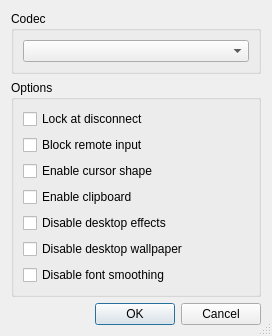
Qt form source/client/ui/desktop_config_dialog.ui (dchapyshev/aspia) before a commit.
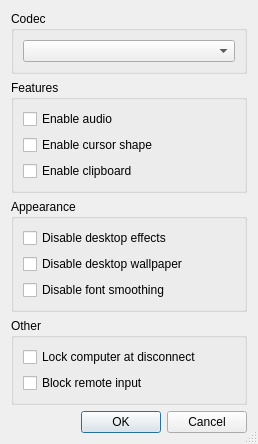
The same form after that commit.

Commit message: Initial implementation of audio support.

```diff
--- a/source/client/ui/desktop_config_dialog.ui
+++ b/source/client/ui/desktop_config_dialog.ui
@@ -6,8 +6,8 @@
    <rect>
     <x>0</x>
     <y>0</y>
-    <width>272</width>
-    <height>300</height>
+    <width>258</width>
+    <height>389</height>
    </rect>
   </property>
   <property name="sizePolicy">
@@ -25,9 +25,15 @@
   <property name="modal">
    <bool>true</bool>
   </property>
-  <layout class="QVBoxLayout" name="verticalLayout_3">
+  <layout class="QVBoxLayout" name="verticalLayout_5">
    <item>
     <widget class="QGroupBox" name="groupBox_2">
+     <property name="sizePolicy">
+      <sizepolicy hsizetype="Preferred" vsizetype="Fixed">
+       <horstretch>0</horstretch>
+       <verstretch>0</verstretch>
+      </sizepolicy>
+     </property>
      <property name="title">
       <string>Codec</string>
      </property>
@@ -39,22 +45,21 @@
     </widget>
    </item>
    <item>
-    <widget class="QGroupBox" name="groupBox">
+    <widget class="QGroupBox" name="groupbox_features">
+     <property name="sizePolicy">
+      <sizepolicy hsizetype="Preferred" vsizetype="Fixed">
+       <horstretch>0</horstretch>
+       <verstretch>0</verstretch>
+      </sizepolicy>
+     </property>
      <property name="title">
-      <string>Options</string>
+      <string>Features</string>
      </property>
-     <layout class="QVBoxLayout" name="verticalLayout_2">
+     <layout class="QVBoxLayout" name="verticalLayout_4">
       <item>
-       <widget class="QCheckBox" name="checkbox_lock_at_disconnect">
+       <widget class="QCheckBox" name="checkbox_audio">
         <property name="text">
-         <string>Lock at disconnect</string>
-        </property>
-       </widget>
-      </item>
-      <item>
-       <widget class="QCheckBox" name="checkbox_block_remote_input">
-        <property name="text">
-         <string>Block remote input</string>
+         <string>Enable audio</string>
         </property>
        </widget>
       </item>
@@ -72,6 +77,21 @@
         </property>
        </widget>
       </item>
+     </layout>
+    </widget>
+   </item>
+   <item>
+    <widget class="QGroupBox" name="groupbox_appearance">
+     <property name="sizePolicy">
+      <sizepolicy hsizetype="Preferred" vsizetype="Fixed">
+       <horstretch>0</horstretch>
+       <verstretch>0</verstretch>
+      </sizepolicy>
+     </property>
+     <property name="title">
+      <string>Appearance</string>
+     </property>
+     <layout class="QVBoxLayout" name="verticalLayout_2">
       <item>
        <widget class="QCheckBox" name="checkbox_desktop_effects">
         <property name="text">
@@ -93,22 +113,51 @@
         </property>
        </widget>
       </item>
+     </layout>
+    </widget>
+   </item>
+   <item>
+    <widget class="QGroupBox" name="groupbox_other">
+     <property name="sizePolicy">
+      <sizepolicy hsizetype="Preferred" vsizetype="Fixed">
+       <horstretch>0</horstretch>
+       <verstretch>0</verstretch>
+      </sizepolicy>
+     </property>
+     <property name="title">
+      <string>Other</string>
+     </property>
+     <layout class="QVBoxLayout" name="verticalLayout_3">
       <item>
-       <spacer name="verticalSpacer">
-        <property name="orientation">
-         <enum>Qt::Vertical</enum>
+       <widget class="QCheckBox" name="checkbox_lock_at_disconnect">
+        <property name="text">
+         <string>Lock computer at disconnect</string>
         </property>
-        <property name="sizeHint" stdset="0">
-         <size>
-          <width>20</width>
-          <height>2</height>
-         </size>
+       </widget>
+      </item>
+      <item>
+       <widget class="QCheckBox" name="checkbox_block_remote_input">
+        <property name="text">
+         <string>Block remote input</string>
         </property>
-       </spacer>
+       </widget>
       </item>
      </layout>
     </widget>
    </item>
+   <item>
+    <spacer name="verticalSpacer">
+     <property name="orientation">
+      <enum>Qt::Vertical</enum>
+     </property>
+     <property name="sizeHint" stdset="0">
+      <size>
+       <width>20</width>
+       <height>2</height>
+      </size>
+     </property>
+    </spacer>
+   </item>
    <item>
     <widget class="QDialogButtonBox" name="button_box">
      <property name="orientation">
```
The commit also changes 73 other files.
